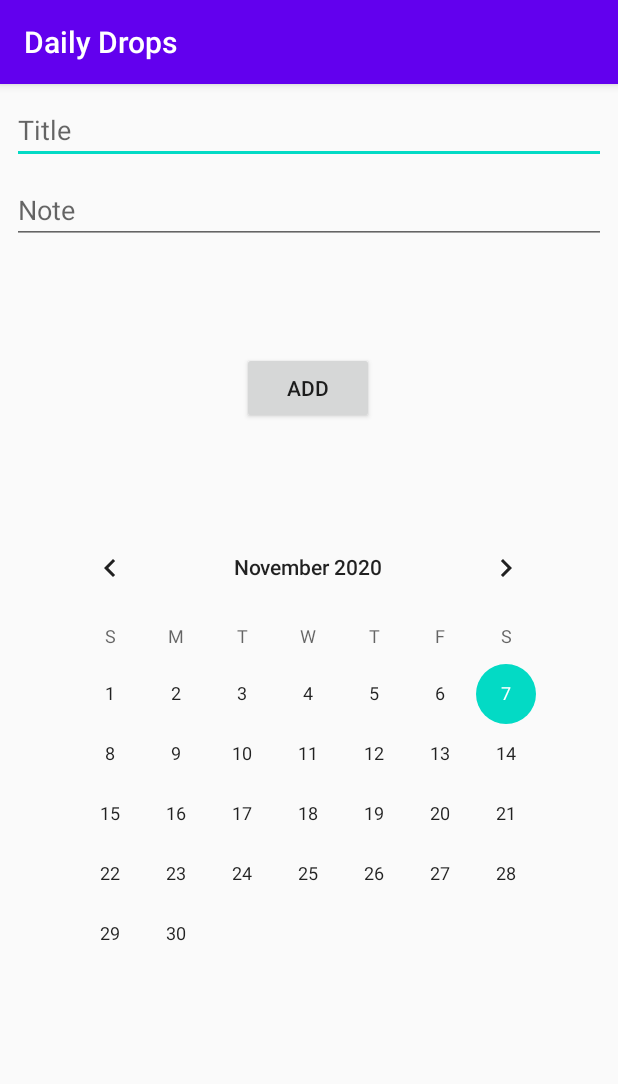
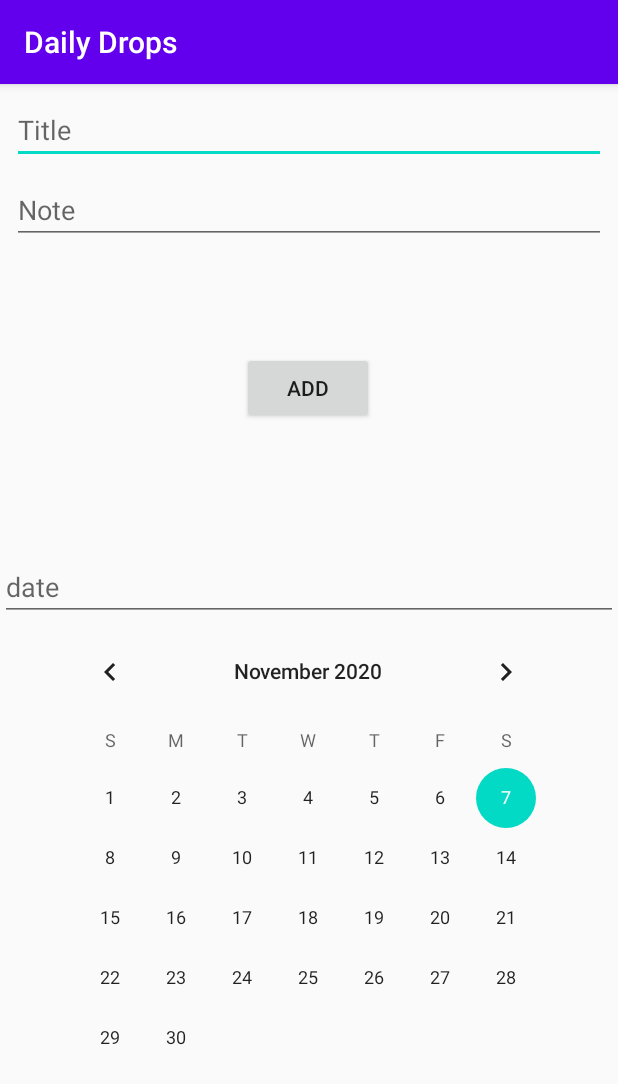
Before and after one commit to jerohero/DailyDrops, an Android app: the AddActivity screen opened directly, with no data from a screen before it, after a tap on "ADD", on a phone screen of 412 x 824 dp. Shown: the top 1084 px of the screen. Run offline under Robolectric (Android 15) with nearby library versions, the phone set to English and light mode, and no system bars.

Commit message:
Date of drop can be selected and is stored correctly as Epoch milli

```diff
--- a/app/src/main/java/com/jbol/dailydrops/AddActivity.java
+++ b/app/src/main/java/com/jbol/dailydrops/AddActivity.java
@@ -1,10 +1,13 @@
 package com.jbol.dailydrops;
 
+import android.app.DatePickerDialog;
 import android.content.Intent;
 import android.os.Bundle;
+import android.util.Log;
 import android.view.View;
 import android.widget.Button;
 import android.widget.CalendarView;
+import android.widget.DatePicker;
 import android.widget.EditText;
 import android.widget.ListView;
 import android.widget.Toast;
@@ -15,11 +18,26 @@ import androidx.appcompat.widget.SwitchCompat;
 import com.jbol.dailydrops.database.DataBaseHelper;
 import com.jbol.dailydrops.models.DropModel;
 
+import java.text.DateFormat;
+import java.text.SimpleDateFormat;
+import java.time.LocalDateTime;
+import java.time.ZoneId;
+import java.time.ZonedDateTime;
+import java.time.format.DateTimeFormatter;
+import java.time.format.FormatStyle;
+import java.util.Calendar;
+import java.util.Date;
+import java.util.Locale;
+
 public class AddActivity extends AppCompatActivity {
 
     Button btn_add;
-    EditText et_note, et_title;
+    EditText et_note, et_title, et_date;
     CalendarView cv_date;
+
+    final Calendar dateCalendar = Calendar.getInstance();
+
+    private SimpleDateFormat sdf = new SimpleDateFormat("dd/MM/yyyy", Locale.ENGLISH);
 
     DataBaseHelper dataBaseHelper;
 
@@ -36,14 +54,43 @@ public class AddActivity extends AppCompatActivity {
 
         dataBaseHelper = DataBaseHelper.getHelper(AddActivity.this);
 
+        initializeDatePicker();
         initializeAddBtn();
+    }
+
+    private void initializeDatePicker() {
+        et_date = findViewById(R.id.et_date);
+        DatePickerDialog.OnDateSetListener date = (view, year, month, dayOfMonth) -> {
+            dateCalendar.set(Calendar.YEAR, year);
+            dateCalendar.set(Calendar.MONTH, month);
+            dateCalendar.set(Calendar.DAY_OF_MONTH, dayOfMonth);
+
+            et_date.setText(sdf.format(dateCalendar.getTime()));
+        };
+
+        et_date.setOnClickListener(v ->
+                new DatePickerDialog(AddActivity.this, date, dateCalendar.get(Calendar.YEAR),
+                        dateCalendar.get(Calendar.MONTH), dateCalendar.get(Calendar.DAY_OF_MONTH))
+                        .show());
+    }
+
+    private long dateStringToEpochMilli(String dateString) {
+        try {
+            Date date = sdf.parse(dateString);
+            return date != null ? date.getTime() : 0L;
+        } catch (Exception e) {
+            Toast.makeText(AddActivity.this, "An error occurred while parsing the date. Please try again.", Toast.LENGTH_SHORT).show();
+            e.printStackTrace();
+        }
+        return 0L;
     }
 
     private void initializeAddBtn() {
         btn_add.setOnClickListener(v -> {
             DropModel drop;
             try {
-                drop = new DropModel(-1, et_title.getText().toString(), et_note.getText().toString(), cv_date.getDate());
+                drop = new DropModel(
+                        -1, et_title.getText().toString(), et_note.getText().toString(), dateStringToEpochMilli(et_date.getText().toString()));
                 Toast.makeText(AddActivity.this, drop.toString(), Toast.LENGTH_SHORT).show();
             }
             catch (Exception e) {
--- a/app/src/main/java/com/jbol/dailydrops/DetailsActivity.java
+++ b/app/src/main/java/com/jbol/dailydrops/DetailsActivity.java
@@ -47,10 +47,9 @@ public class DetailsActivity extends AppCompatActivity {
 
         tv_date = findViewById(R.id.tv_date);
 
-        Instant instant = java.time.Instant.ofEpochMilli(drop.getDate());
+        Instant instant = Instant.ofEpochMilli(drop.getDate());
 
-        ZoneId zoneId = ZoneId.of("Europe/Amsterdam"); // https://en.m.wikipedia.org/wiki/List_of_tz_database_time_zones
-        ZonedDateTime zdt = ZonedDateTime.ofInstant(instant, zoneId);
+        ZonedDateTime zdt = ZonedDateTime.ofInstant(instant, MainActivity.getZoneId());
 
         DateTimeFormatter formatter = DateTimeFormatter.ofLocalizedDate(FormatStyle.FULL);
 
--- a/app/src/main/java/com/jbol/dailydrops/models/DropModel.java
+++ b/app/src/main/java/com/jbol/dailydrops/models/DropModel.java
@@ -12,7 +12,7 @@ public class DropModel implements Serializable {
     private long date;
 
     // constructors
-    public DropModel(int id, String title, String note, Long date) {
+    public DropModel(int id, String title, String note, long date) {
         this.id = id;
         this.title = title;
         this.note = note;
--- a/app/src/main/res/layout/activity_add.xml
+++ b/app/src/main/res/layout/activity_add.xml
@@ -36,6 +36,18 @@
         app:layout_constraintStart_toStartOf="parent"
         app:layout_constraintTop_toBottomOf="@+id/et_title" />
 
+    <EditText
+        android:id="@+id/et_date"
+        android:layout_width="0dp"
+        android:layout_height="wrap_content"
+        android:clickable="true"
+        android:editable="false"
+        android:focusable="true"
+        android:hint="date"
+        app:layout_constraintBottom_toTopOf="@+id/cv_date"
+        app:layout_constraintEnd_toEndOf="parent"
+        app:layout_constraintStart_toStartOf="parent" />
+
     <CalendarView
         android:id="@+id/cv_date"
         android:layout_width="wrap_content"
@@ -45,7 +57,7 @@
         app:layout_constraintHorizontal_bias="0.491"
         app:layout_constraintStart_toStartOf="parent"
         app:layout_constraintTop_toBottomOf="@+id/btn_add"
-        app:layout_constraintVertical_bias="0.305" />
+        app:layout_constraintVertical_bias="0.646" />
 
     <Button
         android:id="@+id/btn_add"
```
Also changed, not shown: app/src/main/java/com/jbol/dailydrops/MainActivity.java (+9 -6 lines).
